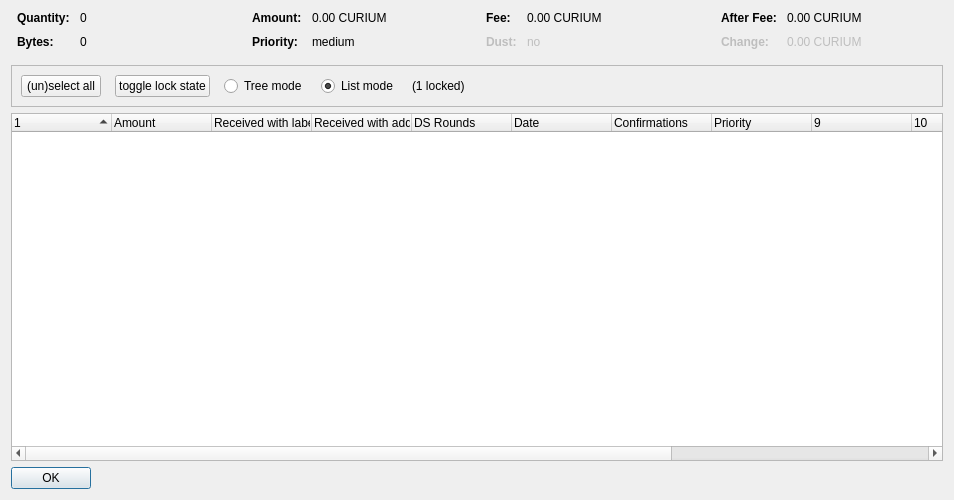
Old version of the form src/qt/forms/coincontroldialog.ui in the repository adm2018/curium.
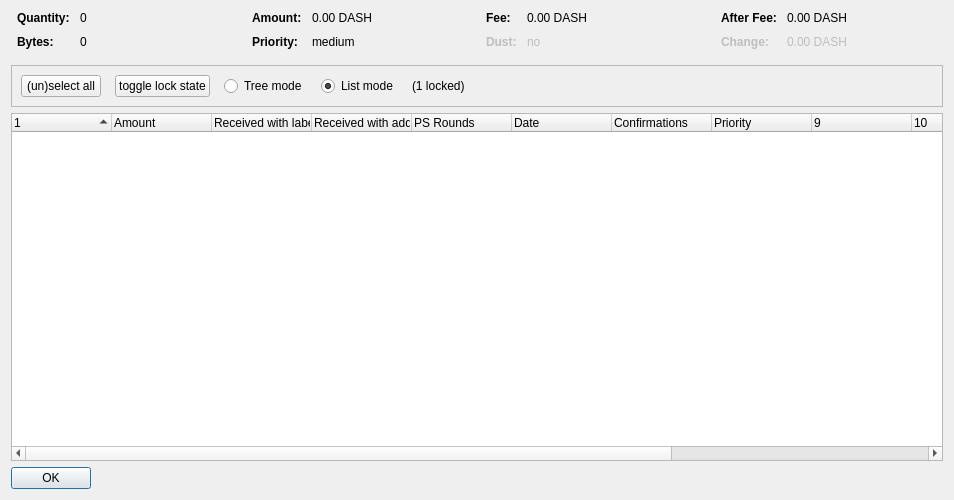
New version of the form. Custom widgets are drawn as their Qt base class.

```diff
--- a/src/qt/forms/coincontroldialog.ui
+++ b/src/qt/forms/coincontroldialog.ui
@@ -132,7 +132,7 @@
           <enum>Qt::ActionsContextMenu</enum>
          </property>
          <property name="text">
-          <string notr="true">0.00 CURIUM</string>
+          <string notr="true">0.00 DASH</string>
          </property>
          <property name="textInteractionFlags">
           <set>Qt::LinksAccessibleByMouse|Qt::TextSelectableByKeyboard|Qt::TextSelectableByMouse</set>
@@ -206,7 +206,7 @@
           <enum>Qt::ActionsContextMenu</enum>
          </property>
          <property name="text">
-          <string notr="true">0.00 CURIUM</string>
+          <string notr="true">0.00 DASH</string>
          </property>
          <property name="textInteractionFlags">
           <set>Qt::LinksAccessibleByMouse|Qt::TextSelectableByKeyboard|Qt::TextSelectableByMouse</set>
@@ -286,7 +286,7 @@
           <enum>Qt::ActionsContextMenu</enum>
          </property>
          <property name="text">
-          <string notr="true">0.00 CURIUM</string>
+          <string notr="true">0.00 DASH</string>
          </property>
          <property name="textInteractionFlags">
           <set>Qt::LinksAccessibleByMouse|Qt::TextSelectableByKeyboard|Qt::TextSelectableByMouse</set>
@@ -321,7 +321,7 @@
           <enum>Qt::ActionsContextMenu</enum>
          </property>
          <property name="text">
-          <string notr="true">0.00 CURIUM</string>
+          <string notr="true">0.00 DASH</string>
          </property>
          <property name="textInteractionFlags">
           <set>Qt::LinksAccessibleByMouse|Qt::TextSelectableByKeyboard|Qt::TextSelectableByMouse</set>
@@ -477,7 +477,7 @@
      </column>
      <column>
       <property name="text">
-       <string>DS Rounds</string>
+       <string>PS Rounds</string>
       </property>
      </column>
      <column>
```
